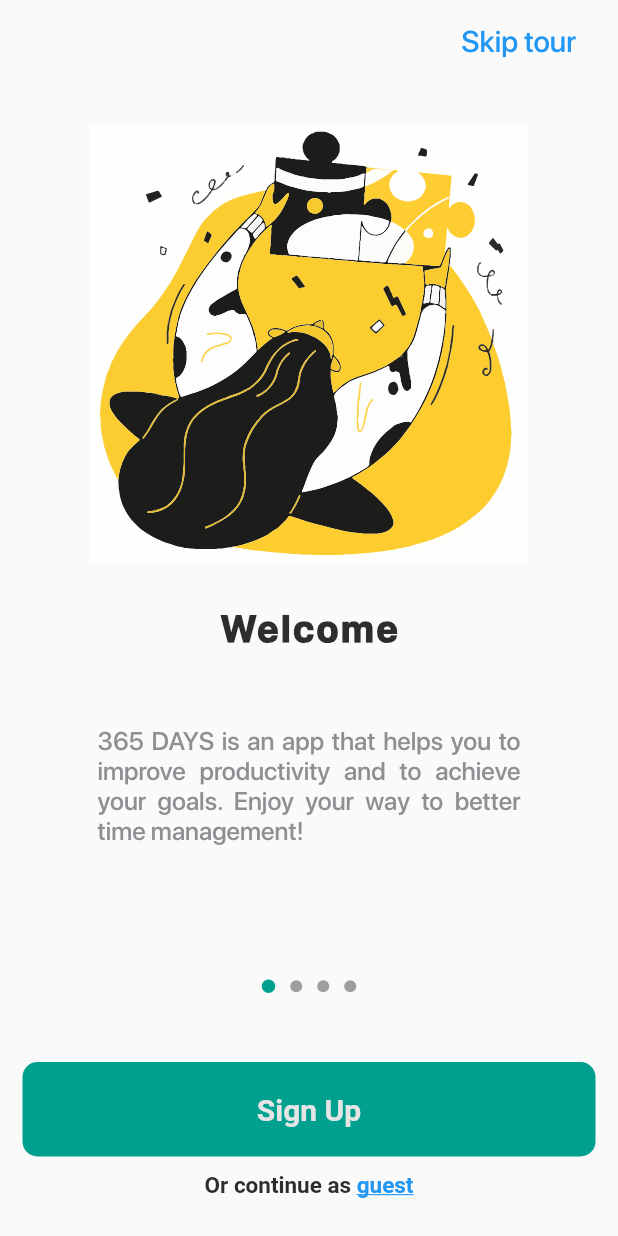
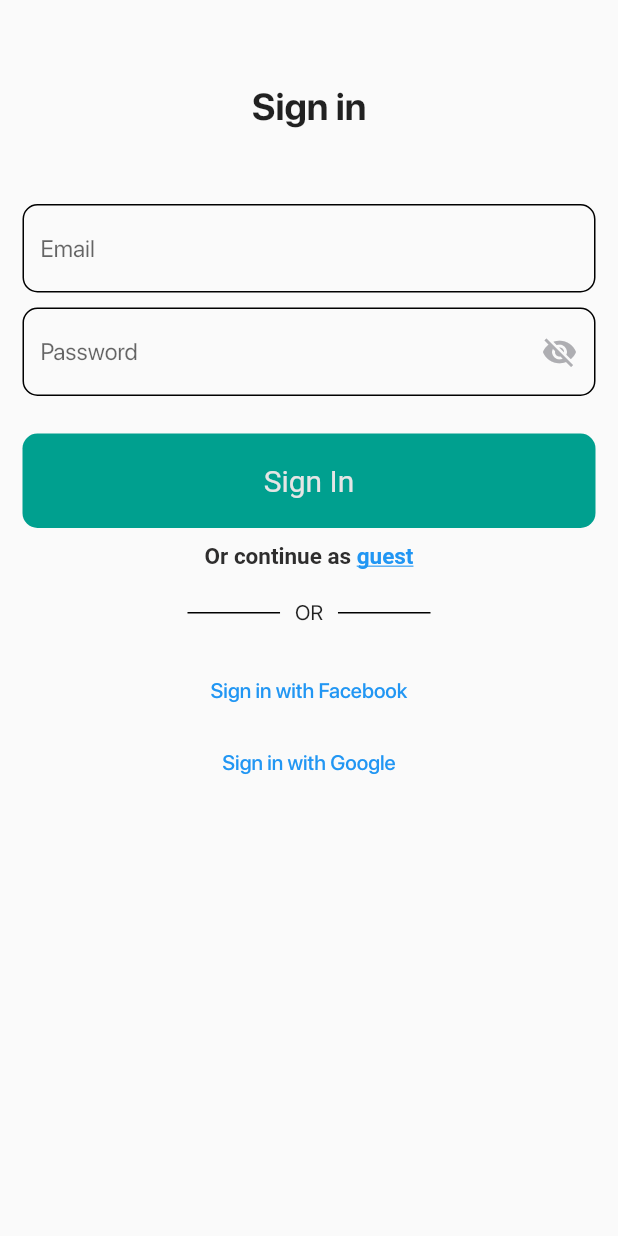
Before and after one commit to dennismichol/365_days_planner_app, a Flutter app: the screen it shows after launch, on a phone screen of 412 x 824 dp. Run offline on Flutter 3.47's test engine with Material 2 defaults, Android fonts, the phone set to English and light mode, and no system bars; drawn by our look-alikes of introduction_screen; our stand-ins replace firebase_auth, firebase_core, flutter_svg; accounts and stored records are empty.

Commit message:
Added login view
Created login view basic structure - minimal styling.

```diff
--- a/lib/constants/colors.dart
+++ b/lib/constants/colors.dart
@@ -1,10 +1,10 @@
 import 'package:flutter/material.dart';
 
-const primary = Color.fromRGBO(0, 160, 143, 1);
-const secondary = Color.fromRGBO(18, 70, 83, 1);
-const onPressedColor = Color.fromRGBO(255, 212, 84, 1);
+const primaryColorOne = Color.fromRGBO(0, 160, 143, 1);
+const primaryColorTwo = Color.fromRGBO(18, 70, 83, 1);
+const primaryColorThree = Color.fromRGBO(255, 212, 84, 1);
 
-const textColorOne = Color.fromRGBO(229, 229, 229, 1);
-const textColorTwo = Color.fromRGBO(174, 174, 178, 1);
-const textColorThree = Color.fromRGBO(142, 142, 147, 1);
-const textColorFour = Color.fromRGBO(46, 45, 45, 1);
+const secondaryColorOne = Color.fromRGBO(229, 229, 229, 1);
+const secondaryColorTwo = Color.fromRGBO(174, 174, 178, 1);
+const secondaryColorThree = Color.fromRGBO(142, 142, 147, 1);
+const secondaryColorFour = Color.fromRGBO(46, 45, 45, 1);
--- a/lib/main.dart
+++ b/lib/main.dart
@@ -1,5 +1,11 @@
 import 'package:flutter/material.dart';
+import 'package:task_management/firebase_options.dart';
 import 'package:task_management/views/introduction_page.dart';
+import 'package:firebase_auth/firebase_auth.dart';
+import 'package:firebase_core/firebase_core.dart';
+import 'dart:developer' as devtools show log;
+
+import 'package:task_management/views/login_view.dart';
 
 void main() {
   runApp(
@@ -18,6 +24,28 @@ class HomePage extends StatelessWidget {
 
   @override
   Widget build(BuildContext context) {
-    return const IntroductionPage();
+    return FutureBuilder(
+        future: Firebase.initializeApp(
+            options: DefaultFirebaseOptions.currentPlatform),
+        builder: (context, snapshot) {
+          switch (snapshot.connectionState) {
+            case ConnectionState.done:
+              final user = FirebaseAuth.instance.currentUser;
+              if (user != null) {
+                if (user.emailVerified) {
+                  devtools.log('Email is verified');
+                } else {
+                  devtools.log('Email not verified');
+                }
+              } else {
+                devtools.log('No user');
+              }
+              devtools.log('yeah');
+              return const LoginView();
+            default:
+              devtools.log('wassap');
+              return const LoginView();
+          }
+        });
   }
 }
--- a/lib/pages/intro_page_generic.dart
+++ b/lib/pages/intro_page_generic.dart
@@ -28,7 +28,7 @@ Widget createIntroPage(String title, String body, SvgPicture image) {
                 fontFamily: "SF Pro Display",
                 fontSize: 25,
                 fontWeight: FontWeight.w900,
-                color: textColorFour,
+                color: secondaryColorFour,
                 letterSpacing: 2.0,
               ),
             ),
@@ -41,7 +41,7 @@ Widget createIntroPage(String title, String body, SvgPicture image) {
                   fontFamily: "SF Pro Display",
                   fontSize: 17,
                   fontWeight: FontWeight.w500,
-                  color: textColorThree,
+                  color: secondaryColorThree,
                 ),
               ),
             ),
--- a/lib/views/introduction_page.dart
+++ b/lib/views/introduction_page.dart
@@ -60,7 +60,7 @@ class IntroductionPage extends StatelessWidget {
         showDoneButton: false,
         dotsDecorator: const DotsDecorator(
           spacing: EdgeInsets.all(5),
-          activeColor: primary,
+          activeColor: primaryColorOne,
           size: Size.square(8),
         ),
         globalFooter: Padding(
@@ -72,8 +72,8 @@ class IntroductionPage extends StatelessWidget {
                 onPressed: () {},
                 child: const Text(string0152),
                 style: TextButton.styleFrom(
-                    primary: textColorOne,
-                    backgroundColor: primary,
+                  primary: secondaryColorOne,
+                  backgroundColor: primaryColorOne,
                   padding: const EdgeInsets.all(20),
                   shape: RoundedRectangleBorder(
                     borderRadius: BorderRadius.circular(10),
@@ -81,7 +81,8 @@ class IntroductionPage extends StatelessWidget {
                   textStyle: const TextStyle(
                     fontWeight: FontWeight.w600,
                     fontSize: 20,
-                    )),
+                  ),
+                ),
               ),
               Center(
                 child: Padding(
@@ -91,7 +92,7 @@ class IntroductionPage extends StatelessWidget {
                       style: const TextStyle(
                         fontWeight: FontWeight.w600,
                         fontSize: 15,
-                        color: textColorFour,
+                        color: secondaryColorFour,
                       ),
                       children: <TextSpan>[
                         const TextSpan(text: string0153),
--- /dev/null
+++ b/lib/views/login_view.dart
@@ -0,0 +1,204 @@
+import 'package:flutter/gestures.dart';
+import 'package:flutter/material.dart';
+import 'package:task_management/constants/colors.dart';
+import 'package:task_management/constants/strings.dart';
+
+class LoginView extends StatefulWidget {
+  const LoginView({Key? key}) : super(key: key);
+
+  @override
+  State<LoginView> createState() => _LoginViewState();
+}
+
+class _LoginViewState extends State<LoginView> {
+  late final TextEditingController _email;
+  late final TextEditingController _password;
+  bool _isObscure = true;
+
+  @override
+  void initState() {
+    _email = TextEditingController();
+    _password = TextEditingController();
+    super.initState();
+  }
+
+  @override
+  void dispose() {
+    _email.dispose();
+    _password.dispose();
+    super.dispose();
+  }
+
+  @override
+  Widget build(BuildContext context) {
+    return Scaffold(
+      appBar: AppBar(
+        backgroundColor: Colors.transparent,
+        elevation: 0,
+      ),
+      body: SingleChildScrollView(
+        child: Column(
+          crossAxisAlignment: CrossAxisAlignment.stretch,
+          children: [
+            const Center(
+              child: Padding(
+                padding: EdgeInsets.fromLTRB(0, 0, 0, 50),
+                child: Text(
+                  'Sign in',
+                  style: TextStyle(fontSize: 25, fontWeight: FontWeight.w700),
+                ),
+              ),
+            ),
+            Padding(
+              padding: const EdgeInsets.fromLTRB(15, 0, 15, 0),
+              child: TextField(
+                controller: _email,
+                enableSuggestions: false,
+                autocorrect: false,
+                keyboardType: TextInputType.emailAddress,
+                decoration: InputDecoration(
+                  hintText: 'Email',
+                  enabledBorder: OutlineInputBorder(
+                    borderSide: const BorderSide(
+                      width: 1,
+                      color: Colors.black,
+                    ),
+                    borderRadius: BorderRadius.circular(10),
+                  ),
+                  focusedBorder: OutlineInputBorder(
+                    borderSide: const BorderSide(
+                      width: 1,
+                      color: Colors.black,
+                    ),
+                    borderRadius: BorderRadius.circular(10),
+                  ),
+                ),
+              ),
+            ),
+            Padding(
+              padding: const EdgeInsets.fromLTRB(15, 10, 15, 0),
+              child: TextField(
+                controller: _password,
+                obscureText: _isObscure,
+                enableSuggestions: false,
+                autocorrect: false,
+                decoration: InputDecoration(
+                  hintText: 'Password',
+                  suffixIcon: IconButton(
+                    onPressed: () {
+                      setState(() {
+                        _isObscure = !_isObscure;
+                      });
+                    },
+                    icon: Icon(
+                        _isObscure ? Icons.visibility_off : Icons.visibility),
+                    color: _isObscure ? secondaryColorTwo : primaryColorOne,
+                  ),
+                  enabledBorder: OutlineInputBorder(
+                    borderSide: const BorderSide(
+                      width: 1,
+                      color: Colors.black,
+                    ),
+                    borderRadius: BorderRadius.circular(10),
+                  ),
+                  focusedBorder: OutlineInputBorder(
+                    borderSide: const BorderSide(
+                      width: 1,
+                      color: Colors.black,
+                    ),
+                    borderRadius: BorderRadius.circular(10),
+                  ),
+                ),
+              ),
+            ),
+            Padding(
+              padding: const EdgeInsets.fromLTRB(15, 25, 15, 0),
+              child: TextButton(
+                onPressed: () {},
+                child: const Text('Sign In'),
+                style: TextButton.styleFrom(
+                  primary: secondaryColorOne,
+                  backgroundColor: primaryColorOne,
+                  padding: const EdgeInsets.all(20),
+                  shape: RoundedRectangleBorder(
+                    borderRadius: BorderRadius.circular(10),
+                  ),
+                  textStyle: const TextStyle(
+                    fontWeight: FontWeight.w400,
+                    fontSize: 20,
+                  ),
+                ),
+              ),
+            ),
+            Center(
+              child: Padding(
+                padding: const EdgeInsets.fromLTRB(0, 10, 0, 0),
+                child: RichText(
+                  text: TextSpan(
+                    style: const TextStyle(
+                      fontWeight: FontWeight.w600,
+                      fontSize: 15,
+                      color: secondaryColorFour,
+                    ),
+                    children: <TextSpan>[
+                      const TextSpan(text: string0153),
+                      TextSpan(
+                        text: string0154,
+                        style: const TextStyle(
+                          color: Colors.blue,
+                          decoration: TextDecoration.underline,
+                          fontWeight: FontWeight.w600,
+                          fontSize: 15,
+                        ),
+                        recognizer: TapGestureRecognizer()..onTap = () {},
+                      ),
+                    ],
+                  ),
+                ),
+              ),
+            ),
+            const SizedBox(
+              height: 20,
+            ),
+            SizedBox(
+              child: Row(
+                children: const [
+                  Expanded(
+                    child: Padding(
+                      padding: EdgeInsets.fromLTRB(125, 0, 10, 0),
+                      child: Divider(
+                        color: Colors.black,
+                        thickness: 1,
+                      ),
+                    ),
+                  ),
+                  Text('OR'),
+                  Expanded(
+                    child: Padding(
+                      padding: EdgeInsets.fromLTRB(10, 0, 125, 0),
+                      child: Divider(
+                        color: Colors.black,
+                        thickness: 1,
+                      ),
+                    ),
+                  )
+                ],
+              ),
+            ),
+            SizedBox(
+              height: 20,
+            ),
+            TextButton(
+              onPressed: () {},
+              child: const Text('Sign in with Facebook'),
+            ),
+            TextButton(
+              onPressed: () {},
+              child: const Text('Sign in with Google'),
+            ),
+          ],
+        ),
+      ),
+    );
+  }
+}
--- a/pubspec.yaml
+++ b/pubspec.yaml
@@ -28,6 +28,7 @@ environment:
 # versions available, run `flutter pub outdated`.
 dependencies:
   cupertino_icons: ^1.0.2
+  firebase_auth: ^3.3.9
   firebase_core: ^1.13.1
   flutter:
     sdk: flutter
```
Also changed, not shown: pubspec.lock. Lines whose indentation alone changed are shown as unchanged.
